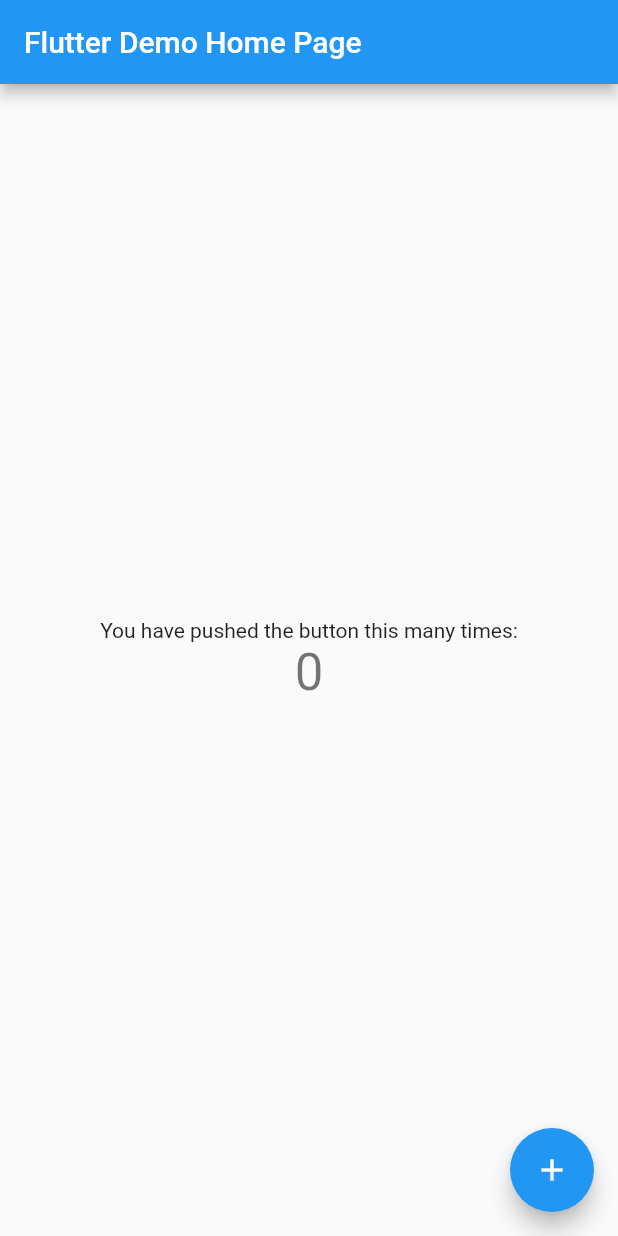
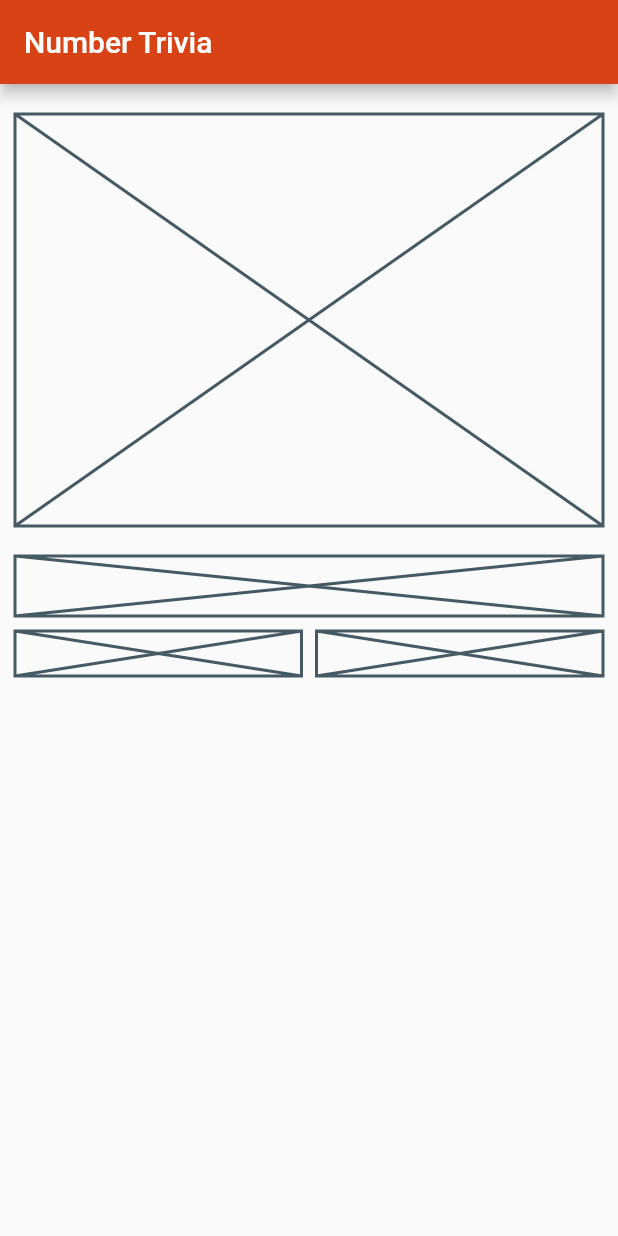
Before and after one commit to Kalesh-Singh/FlutterBlocTutorials, a Flutter app: the screen it shows after launch, on a phone screen of 412 x 824 dp. Run offline on Flutter 3.47's test engine with Material 2 defaults, Android fonts, the phone set to English and light mode, and no system bars; our stand-ins replace bloc, dartz, data_connection_checker, equatable, flutter_bloc, get_it and 3 more.

Commit message:
UI Outline with Placeholders

```diff
--- /dev/null
+++ b/05-NumberTriviaApp/number_trivia_app/lib/features/number_trivia/presentaion/pages/number_trivia_page.dart
@@ -0,0 +1,56 @@
+import 'package:flutter/material.dart';
+import 'package:flutter_bloc/flutter_bloc.dart';
+import 'package:numbertriviaapp/features/number_trivia/presentaion/bloc/number_trivia_bloc.dart';
+
+import '../../../../injection_container.dart';
+
+class NumberTriviaPage extends StatelessWidget {
+  @override
+  Widget build(BuildContext context) {
+    return Scaffold(
+      appBar: AppBar(
+        title: Text('Number Trivia'),
+      ),
+      body: _buildBody(context),
+    );
+  }
+
+  Widget _buildBody(BuildContext context) {
+    return BlocProvider(
+      create: (context) => sl<NumberTriviaBloc>(),
+      child: Center(
+        child: Padding(
+          padding: const EdgeInsets.all(10.0),
+            child: Column(
+              children: <Widget>[
+                // Top Half
+                SizedBox(height: 10),
+                Container(
+                  height: MediaQuery.of(context).size.height / 3,
+                  child: Placeholder(),
+                ),
+                SizedBox(height: 20),
+                // Bottom Half
+                Column(
+                  children: <Widget>[
+                    // TextField
+                    Placeholder(fallbackHeight: 40),
+                    SizedBox(height: 10),
+                    // Buttons
+                    Row(
+                      children: <Widget>[
+                        Expanded(child: Placeholder(fallbackHeight: 30)),
+                        SizedBox(width: 10),
+                        Expanded(child: Placeholder(fallbackHeight: 30)),
+                      ],
+                    ),
+                  ],
+                ),
+                // Bottom Half
+              ],
+            ),
+          ),
+      ),
+    );
+  }
+}
--- a/05-NumberTriviaApp/number_trivia_app/lib/main.dart
+++ b/05-NumberTriviaApp/number_trivia_app/lib/main.dart
@@ -1,7 +1,9 @@
 import 'package:flutter/material.dart';
+import 'package:numbertriviaapp/features/number_trivia/presentaion/pages/number_trivia_page.dart';
 import 'injection_container.dart' as di;
 
 void main() async {
+  WidgetsFlutterBinding.ensureInitialized();
   await di.init();
   runApp(MyApp());
 }
@@ -12,55 +14,10 @@ class MyApp extends StatelessWidget {
     return MaterialApp(
       title: 'Flutter Demo',
       theme: ThemeData(
-        primarySwatch: Colors.blue,
+        primaryColor: Colors.deepOrange.shade800,
+        accentColor: Colors.deepOrange.shade600,
       ),
-      home: MyHomePage(title: 'Flutter Demo Home Page'),
+      home: NumberTriviaPage(),
     );
   }
 }
-
-class MyHomePage extends StatefulWidget {
-  MyHomePage({Key key, this.title}) : super(key: key);
-
-  final String title;
-
-  @override
-  _MyHomePageState createState() => _MyHomePageState();
-}
-
-class _MyHomePageState extends State<MyHomePage> {
-  int _counter = 0;
-
-  void _incrementCounter() {
-    setState(() {
-      _counter++;
-    });
-  }
-
-  @override
-  Widget build(BuildContext context) {
-    return Scaffold(
-      appBar: AppBar(
-        title: Text(widget.title),
-      ),
-      body: Center(
-        child: Column(
-          mainAxisAlignment: MainAxisAlignment.center,
-          children: <Widget>[
-            Text(
-              'You have pushed the button this many times:',
-            ),
-            Text(
-              '$_counter',
-              style: Theme.of(context).textTheme.display1,
-            ),
-          ],
-        ),
-      ),
-      floatingActionButton: FloatingActionButton(
-        onPressed: _incrementCounter,
-        tooltip: 'Increment',
-        child: Icon(Icons.add),
-      ),    );
-  }
-}
```
